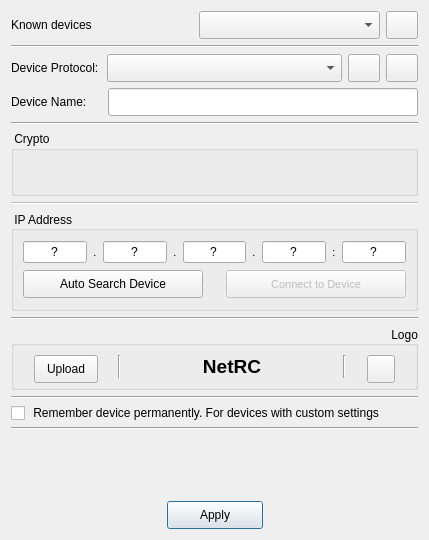
Old version of the form src/ui/deviceconnector.ui in the repository AceOfSnakes/NetRC.
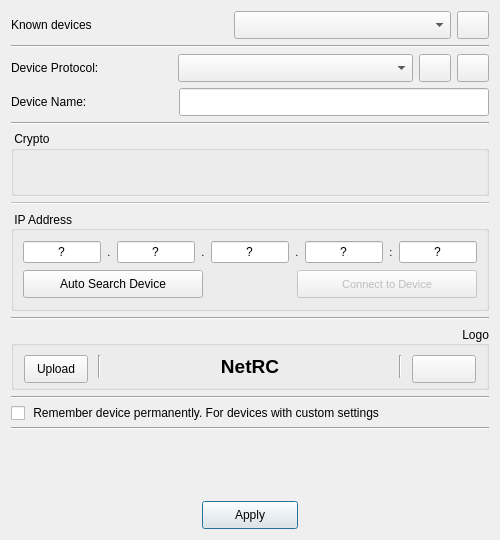
New version of the form. Icons and pictures are not drawn.

Diff of the .ui file:
```diff
--- a/src/ui/deviceconnector.ui
+++ b/src/ui/deviceconnector.ui
@@ -6,7 +6,7 @@
    <rect>
     <x>0</x>
     <y>0</y>
-    <width>429</width>
+    <width>500</width>
     <height>540</height>
    </rect>
   </property>
@@ -18,13 +18,13 @@
   </property>
   <property name="minimumSize">
    <size>
-    <width>429</width>
+    <width>500</width>
     <height>0</height>
    </size>
   </property>
   <property name="maximumSize">
    <size>
-    <width>429</width>
+    <width>500</width>
     <height>16777215</height>
    </size>
   </property>
@@ -872,6 +872,12 @@
    </item>
    <item row="17" column="0">
     <widget class="QGroupBox" name="groupBox">
+     <property name="sizePolicy">
+      <sizepolicy hsizetype="Expanding" vsizetype="Preferred">
+       <horstretch>0</horstretch>
+       <verstretch>0</verstretch>
+      </sizepolicy>
+     </property>
      <property name="minimumSize">
       <size>
        <width>0</width>
@@ -910,9 +916,12 @@
         <property name="orientation">
          <enum>Qt::Orientation::Horizontal</enum>
         </property>
+        <property name="sizeType">
+         <enum>QSizePolicy::Policy::Fixed</enum>
+        </property>
         <property name="sizeHint" stdset="0">
          <size>
-          <width>40</width>
+          <width>10</width>
           <height>20</height>
          </size>
         </property>
@@ -923,6 +932,12 @@
         <property name="enabled">
          <bool>true</bool>
         </property>
+        <property name="sizePolicy">
+         <sizepolicy hsizetype="Fixed" vsizetype="Fixed">
+          <horstretch>0</horstretch>
+          <verstretch>0</verstretch>
+         </sizepolicy>
+        </property>
         <property name="minimumSize">
          <size>
           <width>64</width>
@@ -945,9 +960,12 @@
         <property name="orientation">
          <enum>Qt::Orientation::Horizontal</enum>
         </property>
+        <property name="sizeType">
+         <enum>QSizePolicy::Policy::Fixed</enum>
+        </property>
         <property name="sizeHint" stdset="0">
          <size>
-          <width>40</width>
+          <width>10</width>
           <height>20</height>
          </size>
         </property>
@@ -960,23 +978,10 @@
         </property>
        </widget>
       </item>
-      <item>
-       <spacer name="horizontalSpacer_6">
-        <property name="orientation">
-         <enum>Qt::Orientation::Horizontal</enum>
-        </property>
-        <property name="sizeHint" stdset="0">
-         <size>
-          <width>0</width>
-          <height>20</height>
-         </size>
-        </property>
-       </spacer>
-      </item>
       <item>
        <widget class="QLabel" name="logoLabel">
         <property name="sizePolicy">
-         <sizepolicy hsizetype="Minimum" vsizetype="Preferred">
+         <sizepolicy hsizetype="Expanding" vsizetype="Preferred">
           <horstretch>0</horstretch>
           <verstretch>0</verstretch>
          </sizepolicy>
@@ -989,7 +994,7 @@
         </property>
         <property name="maximumSize">
          <size>
-          <width>222</width>
+          <width>16777215</width>
           <height>16777215</height>
          </size>
         </property>
@@ -1019,9 +1024,12 @@
         <property name="orientation">
          <enum>Qt::Orientation::Horizontal</enum>
         </property>
+        <property name="sizeType">
+         <enum>QSizePolicy::Policy::Fixed</enum>
+        </property>
         <property name="sizeHint" stdset="0">
          <size>
-          <width>40</width>
+          <width>10</width>
           <height>20</height>
          </size>
         </property>
@@ -1034,13 +1042,13 @@
         </property>
         <property name="minimumSize">
          <size>
-          <width>28</width>
+          <width>64</width>
           <height>28</height>
          </size>
         </property>
         <property name="maximumSize">
          <size>
-          <width>28</width>
+          <width>64</width>
           <height>28</height>
          </size>
         </property>
@@ -1058,9 +1066,12 @@
         <property name="orientation">
          <enum>Qt::Orientation::Horizontal</enum>
         </property>
+        <property name="sizeType">
+         <enum>QSizePolicy::Policy::Fixed</enum>
+        </property>
         <property name="sizeHint" stdset="0">
          <size>
-          <width>40</width>
+          <width>10</width>
           <height>20</height>
          </size>
         </property>
```
